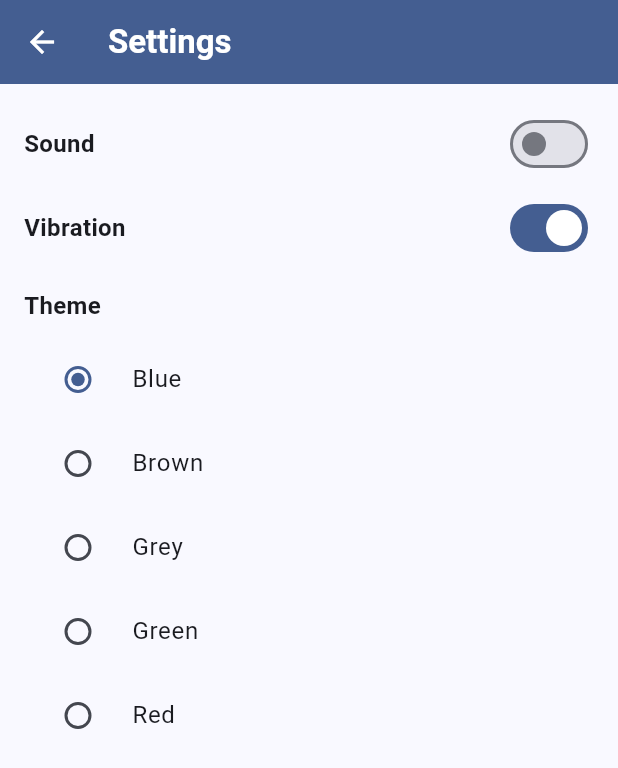
After one commit to julia-morg/numerocide, a Flutter app: the screen it shows after launch, after a tap on the "settings" icon, on a phone screen of 412 x 824 dp. The commit adds this screen. Shown: the top 768 px of the screen. Run offline on Flutter 3.47's test engine with Material 3 defaults, Android fonts, the phone set to English and light mode, and no system bars; our stand-ins replace shared_preferences.

Commit message:
settings page

```diff
--- /dev/null
+++ b/lib/game/settings.dart
@@ -0,0 +1,50 @@
+import 'package:shared_preferences/shared_preferences.dart';
+
+class Settings {
+  bool sound;
+  bool vibro;
+  String theme;
+
+  Settings({required this.sound, required this.vibro, required this.theme});
+
+  // Метод для сохранения настроек
+  Future<void> saveSettings() async {
+    SharedPreferences prefs = await SharedPreferences.getInstance();
+    await prefs.setBool('sound', sound);
+    await prefs.setBool('vibro', vibro);
+    await prefs.setString('theme', theme);
+  }
+
+  // Метод для загрузки настроек
+  static Future<Settings> loadSettings() async {
+    SharedPreferences prefs = await SharedPreferences.getInstance();
+    bool sound = prefs.getBool('sound') ?? false; // false по умолчанию
+    bool vibro = prefs.getBool('vibro') ?? true;  // true по умолчанию
+    String theme = prefs.getString('theme') ?? 'blue'; // 'blue' по умолчанию
+
+    return Settings(sound: sound, vibro: vibro, theme: theme);
+  }
+
+  // Список доступных тем
+  static List<String> availableThemes() {
+    return ['blue', 'brown', 'grey', 'green', 'red'];
+  }
+
+  // Отображаемое название для каждой темы
+  static String themeDisplayName(String theme) {
+    switch (theme) {
+      case 'blue':
+        return 'Blue';
+      case 'brown':
+        return 'Brown';
+      case 'grey':
+        return 'Grey';
+      case 'green':
+        return 'Green';
+      case 'red':
+        return 'Red';
+      default:
+        return 'Unknown';
+    }
+  }
+}
--- a/lib/game_page.dart
+++ b/lib/game_page.dart
@@ -2,6 +2,7 @@ import 'package:flutter/material.dart';
 import 'game/button_grid.dart';
 import 'package:shared_preferences/shared_preferences.dart';
 import 'home_page.dart';
+import 'settings_page.dart';
 import 'game/field.dart';
 import 'game/hint.dart';
 import 'game/desk.dart';
@@ -164,6 +165,17 @@ class _GamePageState extends State<GamePage>
             icon: Icon(Icons.refresh, color: colorLight),
             onPressed: _restartGame,
           ),
+            IconButton(
+              icon: Icon(Icons.settings),
+              onPressed: () {
+                Navigator.push(
+                  context,
+                  MaterialPageRoute(
+                    builder: (context) => SettingsPage(),
+                  ),
+                );
+              },
+            ),
         ],
       ),
       body: Center(
--- a/lib/home_page.dart
+++ b/lib/home_page.dart
@@ -1,6 +1,7 @@
 import 'package:flutter/material.dart';
 import 'package:shared_preferences/shared_preferences.dart';
 import 'game_page.dart';
+import 'settings_page.dart';
 
 class HomePage extends StatefulWidget {
   const HomePage({super.key});
@@ -92,6 +93,19 @@ class _HomePageState extends State<HomePage> {
         iconTheme: IconThemeData(
           color: colorLight,
         ),
+        actions: [
+          IconButton(
+            icon: Icon(Icons.settings),
+            onPressed: () {
+              Navigator.push(
+                context,
+                MaterialPageRoute(
+                  builder: (context) => SettingsPage(),
+                ),
+              );
+            },
+          ),
+        ],
       ),
       body: Column(
         mainAxisAlignment: MainAxisAlignment.center,
--- /dev/null
+++ b/lib/settings_page.dart
@@ -0,0 +1,128 @@
+import 'package:flutter/material.dart';
+import 'game/settings.dart';
+
+class SettingsPage extends StatefulWidget {
+  @override
+  _SettingsPageState createState() => _SettingsPageState();
+}
+
+class _SettingsPageState extends State<SettingsPage> {
+  late Settings settings;
+  bool isLoading = true;
+
+  @override
+  void initState() {
+    super.initState();
+    _loadSettings();
+  }
+
+  Future<void> _loadSettings() async {
+    settings = await Settings.loadSettings();
+    setState(() {
+      isLoading = false;
+    });
+  }
+
+  @override
+  Widget build(BuildContext context) {
+    Color colorDark = Theme.of(context).colorScheme.primary;
+    Color colorLight = Theme.of(context).colorScheme.onSecondary;
+    TextStyle labelStyle = const TextStyle(
+      fontSize: 16,
+      fontWeight: FontWeight.bold,
+    );
+
+    if (isLoading) {
+      return const Center(child: CircularProgressIndicator());
+    }
+
+    return Scaffold(
+      appBar: AppBar(
+        title: const Text('Settings'),
+        leading: IconButton(
+          icon: const Icon(Icons.arrow_back),
+          onPressed: () => Navigator.pop(context),
+        ),
+        titleTextStyle: TextStyle(
+          color: colorLight,
+          fontSize: 22,
+          fontWeight: FontWeight.w600,
+        ),
+        backgroundColor: colorDark,
+        iconTheme: IconThemeData(
+          color: colorLight,
+        ),
+      ),
+      body: Padding(
+        padding: const EdgeInsets.all(16.0),
+        child: Column(
+          crossAxisAlignment: CrossAxisAlignment.start,
+          children: [
+            // Sound настройки
+            Row(
+              mainAxisAlignment: MainAxisAlignment.spaceBetween,
+              children: [
+                Text('Sound', style: labelStyle),
+                Switch(
+                  value: settings.sound,
+                  onChanged: (bool value) {
+                    setState(() {
+                      settings.sound = value;
+                    });
+                    settings.saveSettings();
+                  },
+                ),
+              ],
+            ),
+            const SizedBox(height: 8),
+
+            // Vibration настройки
+            Row(
+              mainAxisAlignment: MainAxisAlignment.spaceBetween,
+              children: [
+                Text('Vibration', style: labelStyle),
+                Switch(
+                  value: settings.vibro,
+                  onChanged: (bool value) {
+                    setState(() {
+                      settings.vibro = value;
+                    });
+                    settings.saveSettings();
+                  },
+                ),
+              ],
+            ),
+            const SizedBox(height: 16),
+
+            Column(
+              crossAxisAlignment: CrossAxisAlignment.start,
+              children: [
+                Text(
+                  'Theme',
+                    style: labelStyle
+                ),
+                const SizedBox(height: 10),
+                Column(
+                  children: Settings.availableThemes().map((theme) {
+                    return RadioListTile<String>(
+                      title: Text(Settings.themeDisplayName(theme)),
+                      value: theme,
+                      groupValue: settings.theme,
+                      onChanged: (String? value) {
+                        setState(() {
+                          settings.theme = value!;
+                        });
+                        settings.saveSettings();
+                      },
+                      controlAffinity: ListTileControlAffinity.leading,
+                    );
+                  }).toList(),
+                ),
+              ],
+            )
+          ],
+        ),
+      ),
+    );
+  }
+}
```
Also changed, not shown: pubspec.yaml (+0 -66 lines), pubspec.lock, 6 other files.
